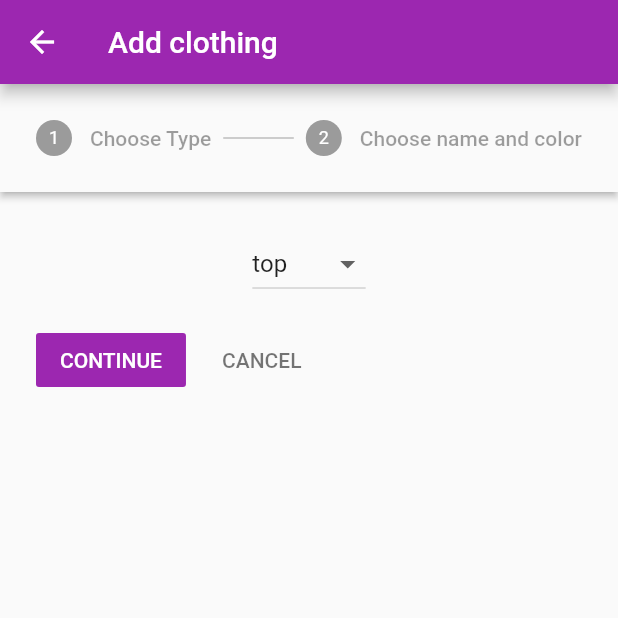
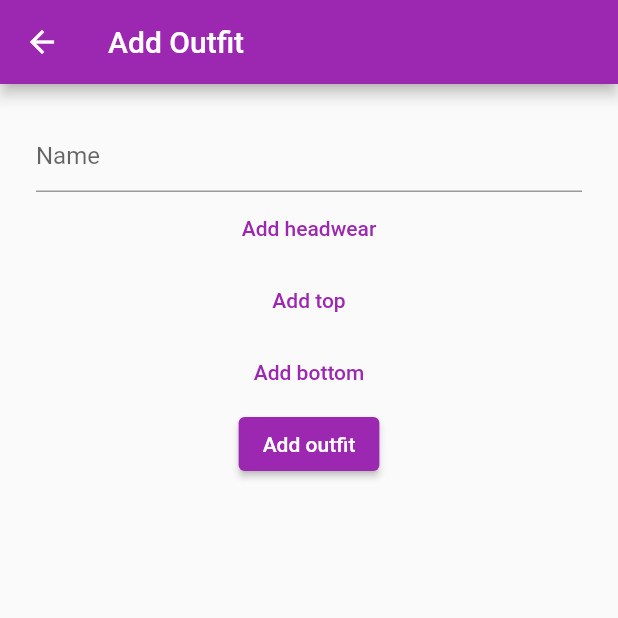
Before and after one commit to brainsaysno/outfits, a Flutter app: the screen it shows after launch, item 2 of the bottom bar chosen, after a tap on the "add" icon, on a phone screen of 412 x 824 dp, the top half of it. Run offline on Flutter 3.47's test engine with Material 2 defaults, Android fonts, the light colour scheme and no system bars; our stand-ins replace cloud_firestore, firebase_core, flutter_colorpicker, flutter_svg; accounts and stored records are empty; generated files the repository leaves out were written again.

Commit message:
feat: basic outfit visualizer, ability to add outfits

```diff
--- a/lib/Models/clothing.dart
+++ b/lib/Models/clothing.dart
@@ -1,5 +1,6 @@
 import 'package:cloud_firestore/cloud_firestore.dart';
 import 'package:flutter/material.dart';
+import 'package:flutter_svg/svg.dart';
 
 @immutable
 class Clothing {
@@ -29,6 +30,15 @@ class Clothing {
     };
   }
 
+  SvgPicture getSvg(double size) {
+    final String graphicName = 'graphics/${type.getName()}.svg';
+
+    final SvgPicture svg =
+        SvgPicture.asset(graphicName, color: color, height: size);
+
+    return svg;
+  }
+
   static final ref = FirebaseFirestore.instance
       .collection('clothing')
       .withConverter<Clothing>(
@@ -37,7 +47,7 @@ class Clothing {
           toFirestore: ((clothing, options) => clothing.toJson()));
 }
 
-enum ClothingType { top, bottom }
+enum ClothingType { headwear, top, bottom }
 
 extension ClothingTypeExtension on ClothingType {
   String getName() {
--- a/lib/Models/outfit.dart
+++ b/lib/Models/outfit.dart
@@ -5,27 +5,28 @@ import 'package:outfits/Models/clothing.dart';
 @immutable
 class Outfit {
   final String name;
+  final Clothing headwear;
   final Clothing top;
   final Clothing bottom;
 
-  const Outfit(this.name, this.top, this.bottom);
+  const Outfit(this.name, this.headwear, this.top, this.bottom);
 
   Outfit.fromJson(Map<String, dynamic> json)
       : this(
           json['name']! as String,
+          Clothing.fromJson(json['headwear']!),
           Clothing.fromJson(json['top']!),
           Clothing.fromJson(json['bottom']!),
         );
 
-  Map<String, dynamic> toJson() {
-    return {'name': name, 'top': top.toJson(), 'bottom': bottom.toJson()};
+      Map<String, dynamic> toJson() {
+    return {'name': name, 'headwear': headwear.toJson(), 'top': top.toJson(), 'bottom': bottom.toJson()};
   }
 
   static final ref = FirebaseFirestore.instance
-      .collection('outfits'); // .withConverter<Outfit>(
-  // fromFirestore: ((snapshot, options) {
-  //   print(snapshot.data()!);
-  //   return Outfit.fromJson(snapshot.data()!);
-  // }),
-  // toFirestore: ((outfit, options) => outfit.toJson()));
+      .collection('outfits').withConverter<Outfit>(
+    fromFirestore: ((snapshot, options) {
+      return Outfit.fromJson(snapshot.data()!);
+    }),
+  toFirestore: ((outfit, options) => outfit.toJson()));
 }
--- /dev/null
+++ b/lib/Screens/add_outfit_screen.dart
@@ -0,0 +1,109 @@
+import 'package:flutter/material.dart';
+import 'package:outfits/Models/clothing.dart';
+import 'package:outfits/Models/outfit.dart';
+import 'package:outfits/Widgets/clothing_grid.dart';
+
+class AddOutfitScreen extends StatefulWidget {
+  const AddOutfitScreen({super.key});
+
+  @override
+  State<AddOutfitScreen> createState() => _AddOutfitScreenState();
+}
+
+class _AddOutfitScreenState extends State<AddOutfitScreen> {
+  String? _selectedName;
+  Clothing? _selectedHeadwear;
+  Clothing? _selectedTop;
+  Clothing? _selectedBottom;
+
+  @override
+  Widget build(BuildContext context) {
+    return Scaffold(
+        appBar: AppBar(
+          title: const Text("Add Outfit"),
+        ),
+        body: Padding(padding: EdgeInsets.all(24.0),
+            child: Column(
+          children: [
+          TextField(onChanged: (val) => setState(() => _selectedName = val), decoration: InputDecoration(hintText: "Name"),),
+          TextButton(
+              child: const Text("Add headwear"),
+              onPressed: () => showDialog(
+                  context: context,
+                  builder: ((ctx) => AlertDialog(
+                          title: Text("Choose headwear"),
+                          content: SizedBox(
+                              width: 200.0,
+                              child: ClothingGrid(
+                                  onTap: (headwear) => setState(
+                                      () => _selectedHeadwear = headwear),
+                                  crossAxisCount: 2,
+                                  stream: Clothing.ref
+                                      .where("type", isEqualTo: "headwear")
+                                      .snapshots())),
+                          actions: <Widget>[
+                            TextButton(
+                              child: const Text('Confirm'),
+                              onPressed: () {
+                                Navigator.of(ctx).pop();
+                              },
+                            )
+                          ])))),
+          TextButton(
+            child: const Text("Add top"),
+            onPressed: () => showDialog(
+                context: context,
+                builder: ((ctx) => AlertDialog(
+                        title: Text("Choose top"),
+                        content: SizedBox(
+                            width: 200.0,
+                            child: ClothingGrid(
+                                onTap: (top) =>
+                                    setState(() => _selectedTop = top),
+                                crossAxisCount: 2,
+                                stream: Clothing.ref
+                                    .where("type", isEqualTo: "top")
+                                    .snapshots())),
+                        actions: <Widget>[
+                          TextButton(
+                            child: const Text('Confirm'),
+                            onPressed: () {
+                              Navigator.of(ctx).pop();
+                            },
+                          )
+                        ]))),
+          ),
+          TextButton(
+              child: const Text("Add bottom"),
+              onPressed: () => showDialog(
+                  context: context,
+                  builder: ((ctx) => AlertDialog(
+                          title: Text("Choose bottom"),
+                          content: SizedBox(
+                              width: 200.0,
+                              child: ClothingGrid(
+                                  onTap: (bottom) =>
+                                      setState(() => _selectedBottom = bottom),
+                                  crossAxisCount: 2,
+                                  stream: Clothing.ref
+                                      .where("type", isEqualTo: "bottom")
+                                      .snapshots())),
+                          actions: <Widget>[
+                            TextButton(
+                              child: const Text('Confirm'),
+                              onPressed: () {
+                                Navigator.of(ctx).pop();
+                              },
+                            )
+                          ])))),
+          ElevatedButton(
+              child: Text("Add outfit"),
+              onPressed: () {
+                Outfit newOutfit = Outfit(_selectedName!, _selectedHeadwear!,
+                    _selectedTop!, _selectedBottom!);
+                Outfit.ref.add(newOutfit);
+                Navigator.of(context).pop();
+              })
+        ])));
+  }
+}
--- a/lib/Screens/outfit_detail_screen.dart
+++ b/lib/Screens/outfit_detail_screen.dart
@@ -1,4 +1,5 @@
 import 'package:flutter/material.dart';
+import 'package:flutter_svg/svg.dart';
 import 'package:outfits/Models/outfit.dart';
 
 class OutfitDetailScreen extends StatelessWidget {
@@ -7,6 +8,11 @@ class OutfitDetailScreen extends StatelessWidget {
 
   @override
   Widget build(BuildContext context) {
-    return Container();
+    return Scaffold(
+      appBar: AppBar(
+        title: Text(outfit.name),
+      ),
+      body: Center(child: Column(children: <SvgPicture>[outfit.headwear.getSvg(120.0), outfit.top.getSvg(200.0), outfit.bottom.getSvg(200.0)] ))
+);
   }
 }
--- a/lib/Screens/outfit_list_screen.dart
+++ b/lib/Screens/outfit_list_screen.dart
@@ -15,10 +15,10 @@ class _OutfitListScreenState extends State<OutfitListScreen> {
   Widget build(BuildContext context) {
     return Container(
         padding: const EdgeInsets.all(8.0),
-        child: StreamBuilder<QuerySnapshot<Map>>(
+        child: StreamBuilder<QuerySnapshot<Outfit>>(
             stream: Outfit.ref.snapshots(),
             builder: (BuildContext context,
-                AsyncSnapshot<QuerySnapshot<Map>> snapshot) {
+                AsyncSnapshot<QuerySnapshot<Outfit>> snapshot) {
               Widget child = const Text("");
               if (snapshot.connectionState == ConnectionState.waiting) {
                 child = const Center(child: Text("Loading..."));
@@ -33,10 +33,10 @@ class _OutfitListScreenState extends State<OutfitListScreen> {
                     child: ListView.builder(
                       itemCount: data.size,
                       itemBuilder: (context, index) {
-                        final DocumentReference<Map<String, dynamic>> outfit =
-                            data.docs[index].data()['bottom'];
+                        final outfit =
+                            data.docs[index].data();
                         // return ListTile(title: Text(c.name), trailing: svg);
-                        return Text(outfit.get().toString());
+                        return OutfitListItem(outfit: outfit);
                       },
                     ));
               }
--- a/lib/Screens/wardrobe_screen.dart
+++ b/lib/Screens/wardrobe_screen.dart
@@ -1,6 +1,7 @@
 import 'package:cloud_firestore/cloud_firestore.dart';
 import 'package:flutter/material.dart';
 import 'package:outfits/Models/clothing.dart';
+import 'package:outfits/Widgets/clothing_grid.dart';
 import 'package:outfits/Widgets/clothing_grid_item.dart';
 
 class WardrobeScreen extends StatefulWidget {
@@ -15,36 +16,6 @@ class _WardrobeScreenState extends State<WardrobeScreen> {
   Widget build(BuildContext context) {
     return Container(
         padding: const EdgeInsets.all(8.0),
-        child: StreamBuilder<QuerySnapshot<Clothing>>(
-            stream: Clothing.ref.snapshots(),
-            builder: (BuildContext context,
-                AsyncSnapshot<QuerySnapshot<Clothing>> snapshot) {
-              Widget child = const Text("");
-              if (snapshot.connectionState == ConnectionState.waiting) {
-                child = const Center(child: Text("Loading..."));
-              } else if (snapshot.data?.size == 0) {
-                child = const Center(
-                  child: Text("No clothes, click the button to add one"),
-                );
-              } else if (snapshot.hasData) {
-                final data = snapshot.requireData;
-                child = Container(
-                    margin: const EdgeInsets.all(12.0),
-                    child: GridView.builder(
-                      gridDelegate:
-                          const SliverGridDelegateWithFixedCrossAxisCount(
-                              crossAxisCount: 3),
-                      itemCount: data.size,
-                      itemBuilder: (context, index) {
-                        final c = data.docs[index].data();
-                        // return ListTile(title: Text(c.name), trailing: svg);
-                        return ClothingGridItem(
-                          clothing: c,
-                        );
-                      },
-                    ));
-              }
-              return child;
-            }));
+        child: ClothingGrid(stream: Clothing.ref.snapshots()));
   }
 }
--- /dev/null
+++ b/lib/Widgets/clothing_grid.dart
@@ -0,0 +1,44 @@
+import 'package:cloud_firestore/cloud_firestore.dart';
+import 'package:flutter/material.dart';
+import 'package:outfits/Models/clothing.dart';
+import 'package:outfits/Widgets/clothing_grid_item.dart';
+
+class ClothingGrid extends StatelessWidget {
+  const ClothingGrid({super.key, required this.stream, this.onTap, this.crossAxisCount = 3, this.itemSize = 50});
+  final Stream<QuerySnapshot<Clothing>> stream;
+  final Function(Clothing)? onTap;
+  final int crossAxisCount;
+  final double itemSize;
+
+  @override
+  Widget build(BuildContext context) {
+    return StreamBuilder<QuerySnapshot<Clothing>>(
+        stream: stream,
+        builder: (BuildContext context,
+            AsyncSnapshot<QuerySnapshot<Clothing>> snapshot) {
+          Widget child = const Text("");
+
+          if (snapshot.connectionState == ConnectionState.waiting) {
+            child = const Center(child: Text("Loading..."));
+          } else if (snapshot.data?.size == 0) {
+            child = const Center(
+              child: Text("No clothes, click the button to add one"),
+            );
+          } else if (snapshot.hasData) {
+            final querySnapshot = snapshot.requireData;
+            child = Container(
+                margin: const EdgeInsets.all(12.0),
+                child: GridView.builder(
+                  gridDelegate: SliverGridDelegateWithFixedCrossAxisCount(
+                      crossAxisCount: crossAxisCount),
+                  itemCount: querySnapshot.size,
+                  itemBuilder: (context, index) {
+                    final c = querySnapshot.docs[index].data();
+                    return ClothingGridItem(clothing: c, onTap: onTap, size: itemSize);
+                  },
+                ));
+          }
+          return child;
+        });
+  }
+}
--- a/lib/main.dart
+++ b/lib/main.dart
@@ -1,4 +1,5 @@
 import 'package:outfits/Screens/add_clothing_screen.dart';
+import 'package:outfits/Screens/add_outfit_screen.dart';
 import 'package:outfits/Screens/outfit_list_screen.dart';
 import 'package:outfits/Screens/wardrobe_screen.dart';
 import 'package:flutter/material.dart';
@@ -53,9 +54,15 @@ class _MyHomePageState extends State<MyHomePage> {
           onPressed: () {
             Navigator.push(
                 context,
+            _selectedIndex == 0 ?
                 MaterialPageRoute(
                     builder: (ctx) => const AddClothingScreen(),
-                    settings: const RouteSettings(name: '/add_clothing')));
+                    settings: const RouteSettings(name: '/add_clothing'))
+:
+                MaterialPageRoute(
+                    builder: (ctx) => const AddOutfitScreen(),
+                    settings: const RouteSettings(name: '/add_outfit'))
+  );
           },
           child: const Icon(Icons.add)),
       bottomNavigationBar: BottomNavigationBar(
```
Also changed, not shown: lib/Widgets/clothing_grid_item.dart (+13 -17 lines), graphics/headwear.svg (added).
